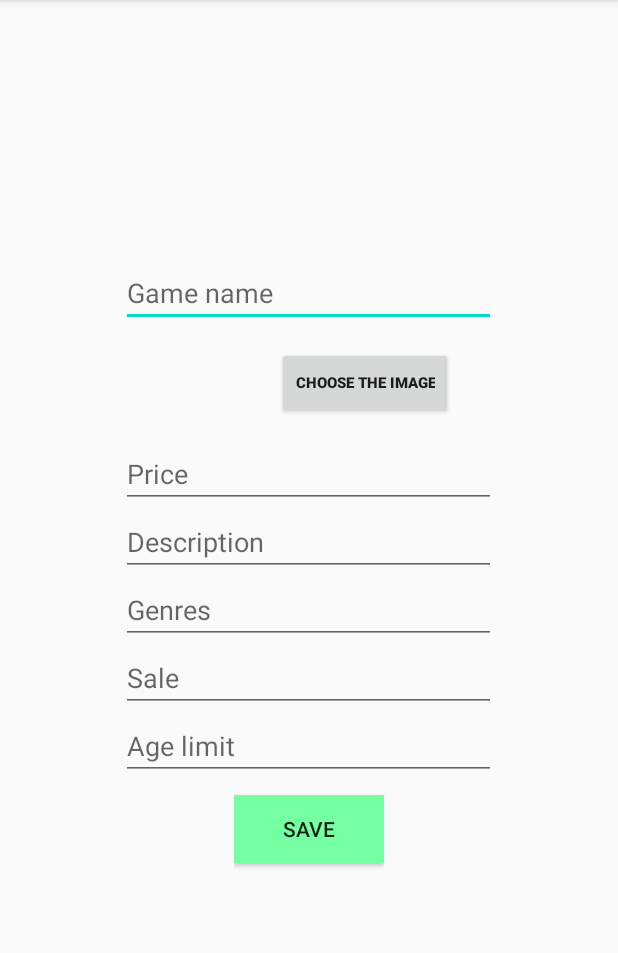
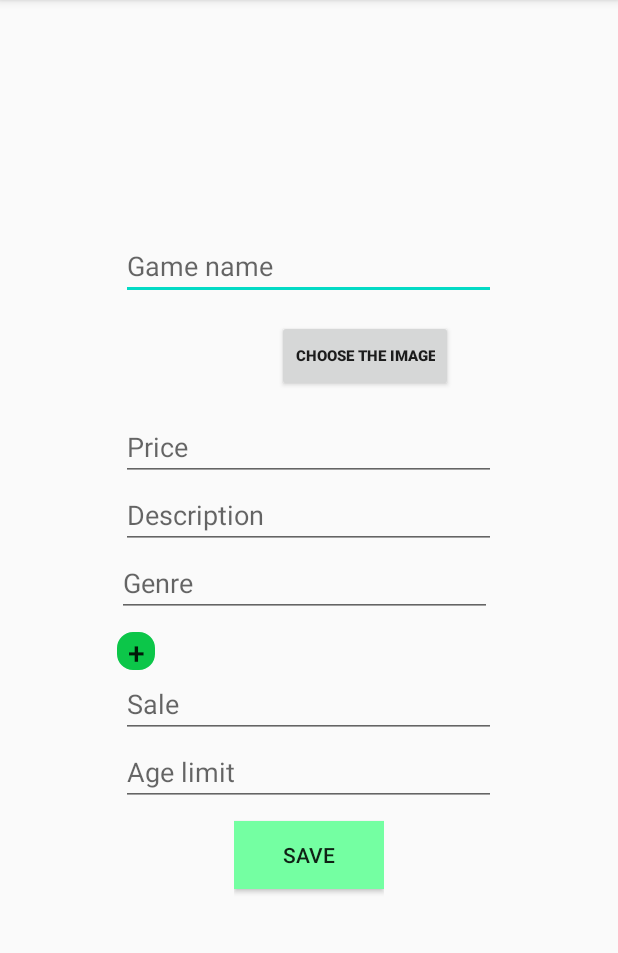
Before and after one commit to chummy-ch/GameShop, an Android app: the GamesDBHelperActivity screen opened directly, with no data from a screen before it, after a tap on "CHOOSE THE IMAGE", on a phone screen of 412 x 824 dp, the part 84-1037 px from its top. Run offline under Robolectric (Android 15) with nearby library versions, the phone set to English and light mode, and no system bars.

Commit message:
adding gens button

```diff
--- a/app/src/main/java/com/example/gameshop/GamesDBHelperActivity.java
+++ b/app/src/main/java/com/example/gameshop/GamesDBHelperActivity.java
@@ -10,10 +10,12 @@ import android.database.sqlite.SQLiteDatabase;
 import android.net.Uri;
 import android.os.Bundle;
 import android.view.View;
+import android.view.ViewGroup;
 import android.widget.Button;
 import android.widget.CheckBox;
 import android.widget.EditText;
 import android.widget.ImageView;
+import android.widget.LinearLayout;
 import android.widget.Toast;
 
 import com.bumptech.glide.Glide;
@@ -45,7 +47,7 @@ public class GamesDBHelperActivity extends AppCompatActivity {
         image = findViewById(R.id.image);
         desc = findViewById(R.id.desc);
         age = findViewById(R.id.ageLimit);
-        genres = findViewById(R.id.genres);
+        genres = findViewById(R.id.genre);
         sale = findViewById(R.id.sale);
         Button save = findViewById(R.id.saveGame);
 
@@ -94,7 +96,15 @@ public class GamesDBHelperActivity extends AppCompatActivity {
         startActivityForResult(photoPickerIntent, Pick_image);
     }
 
-    public static void copyFileOrDirectory(String srcDir, String dstDir) {
+    public void AddGenET(View view){
+        LinearLayout ll = findViewById(R.id.genres);
+        EditText text = new EditText(context);
+        text.setLayoutParams(new LinearLayout.LayoutParams(250, ViewGroup.LayoutParams.WRAP_CONTENT));
+        text.setId(ll.getChildCount());
+        ll.addView(text, (int)text.getId() - 1);
+    }
+
+    public void copyFileOrDirectory(String srcDir, String dstDir) {
 
         try {
             File src = new File(srcDir);
--- a/app/src/main/res/layout/activity_add_game.xml
+++ b/app/src/main/res/layout/activity_add_game.xml
@@ -57,12 +57,32 @@
                 android:layout_height="wrap_content"
                 android:hint="Description"/>
 
-            <EditText
+
+            <LinearLayout
                 android:id="@+id/genres"
-                android:layout_width="250dp"
-                android:inputType="text"
+                android:layout_width="255dp"
                 android:layout_height="wrap_content"
-                android:hint="Genres"/>
+                android:orientation="vertical">
+
+                <EditText
+                    android:id="@+id/genre"
+                    android:layout_width="250dp"
+                    android:inputType="text"
+                    android:layout_height="wrap_content"
+                    android:hint="Genre"/>
+
+                <Button
+                    android:id="@+id/addgenre"
+                    android:layout_width="25dp"
+                    android:onClick="AddGenET"
+                    android:layout_height="25dp"
+                    android:layout_marginTop="10dp"
+                    android:text="+"
+                    android:textSize="20sp"
+                    android:background="@drawable/round_view"
+                    android:backgroundTint="#0CC649"/>
+
+            </LinearLayout>
 
             <EditText
                 android:id="@+id/sale"
```
Also changed, not shown: app/src/main/java/com/example/gameshop/Genres.java (added, +68 -0 lines).
